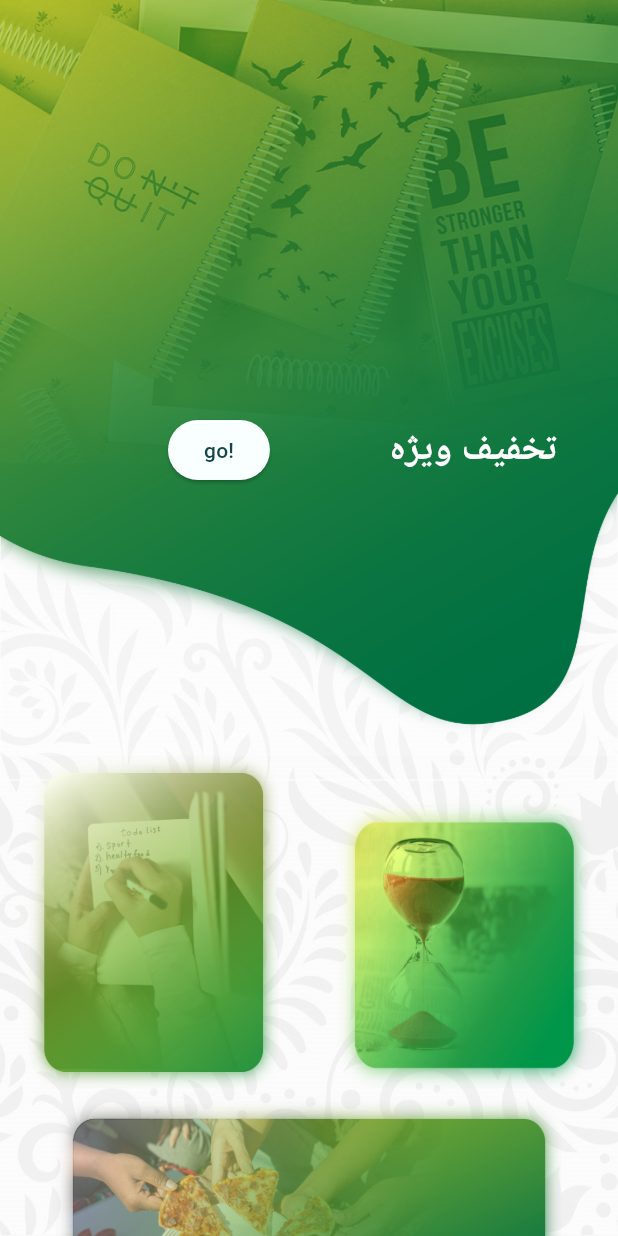
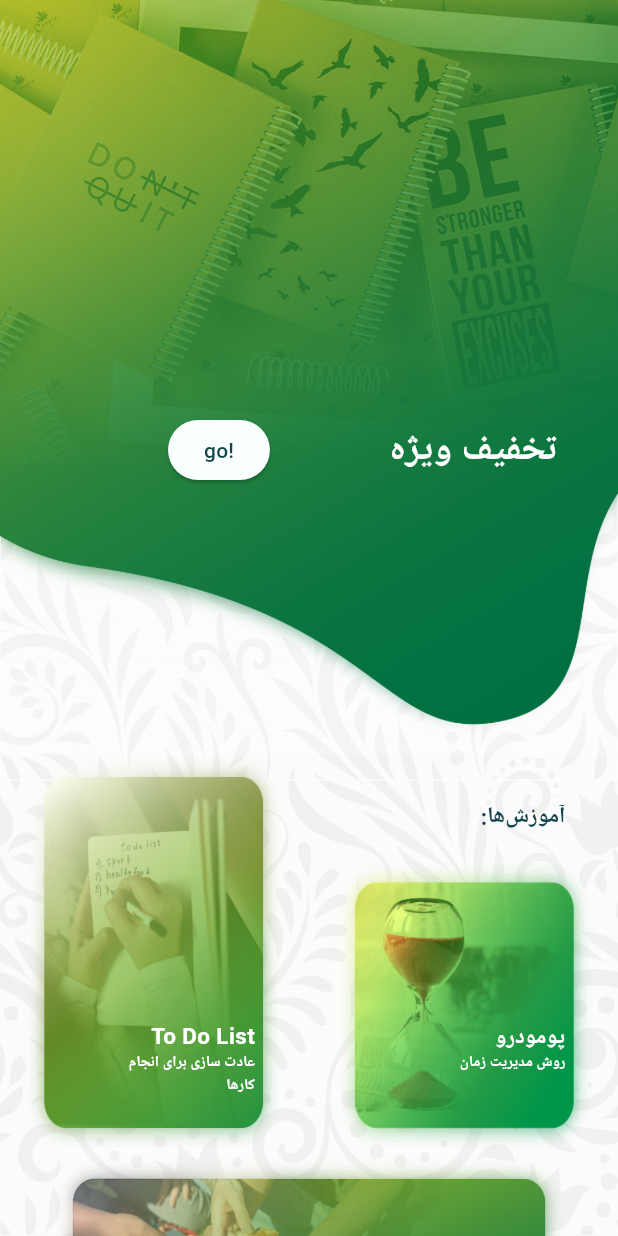
Before and after one commit to Sina2748/todoey, a Flutter app: the TabBarLearn screen opened directly, on a phone screen of 412 x 824 dp. Run offline on Flutter 3.47's test engine with Material 2 defaults, Android fonts, the phone set to English and light mode, and no system bars; our stand-ins replace audioplayers, device_info_plus, flutter_local_notifications, google_fonts, introduction_screen, sensors_plus and 4 more; missing offline and left inert: flutter_background_service, flutter_background_service_android; accounts and stored records are empty; Roboto replaces fonts that are missing (Lemonada).

```diff
--- a/lib/tabviews/learn.dart
+++ b/lib/tabviews/learn.dart
@@ -20,16 +20,16 @@ class TabBarLearn extends StatefulWidget {
 class _TabBarLearnState extends State<TabBarLearn> {
   String heroImgUrl = 'assets/images/hero/hero.png';
   String heroImgBlurUrl = 'assets/images/hero/hero-shadow.png';
-
   String imgUrl = 'assets/images/af.jpg';
   String imgBlurUrl = 'assets/images/blur af.png';
-
   String b1ImgUrl = 'assets/images/hero/B1.png';
   String b1ImgBlurUrl = 'assets/images/hero/B1S.png';
   String b2ImgUrl = 'assets/images/hero/B2.png';
   String b2ImgBlurUrl = 'assets/images/hero/B2S.png';
   String b3ImgUrl = 'assets/images/hero/B3.png';
   String b3ImgBlurUrl = 'assets/images/hero/B3S.png';
+  String b4ImgUrl = 'assets/images/hero/B5.png';
+  String b4ImgBlurUrl = 'assets/images/hero/B5S.png';
 
   double initX = 0.0, initY = 0.0;
   var top;
@@ -53,9 +53,179 @@ class _TabBarLearnState extends State<TabBarLearn> {
                 }
 
                 return Column(
-                  mainAxisAlignment: MainAxisAlignment.start,
+                  mainAxisAlignment: MainAxisAlignment.center,
+                  children: [
+                    headerFooterImage(
+                      AAA: Positioned(
+                        bottom: 100,
+                        right: 20,
+                        child: Container(
+                          padding: EdgeInsets.all(20),
+                          alignment: Alignment.center,
+                          height: 200,
+                          width: 300,
+                          child: Row(
+                            children: [
+                              ElevatedButton(
+                                onPressed: () {},
+                                child: Text('go!'),
+                              ),
+                              Spacer(),
+                              Text(
+                                'تخفیف ويژه',
+                                textDirection: TextDirection.rtl,
+                                textAlign: TextAlign.center,
+                                style: GoogleFonts.lemonada(
+                                    textStyle: TextStyle(
+                                  fontSize: 25,
+                                  color:
+                                      Theme.of(context).colorScheme.onPrimary,
+                                  fontWeight: FontWeight.w600,
+                                )),
+                              ),
+                            ],
+                          ),
+                        ),
+                      ),
+                      initX: initX,
+                      initY: initY,
+                      picblur: heroImgBlurUrl,
+                      pic: heroImgUrl,
+                    ),
+                    //thubnails
+                    Padding(
+                      padding: const EdgeInsets.symmetric(horizontal: 15.0),
+                      child: Row(
+                        crossAxisAlignment: CrossAxisAlignment.end,
+                        mainAxisAlignment: MainAxisAlignment.spaceBetween,
                         children: [
                           Container(
+                            // color: Colors.redAccent,
+                            child: imageStack(
+                                line1: 'To Do List',
+                                line2: 'عادت سازی برای انجام',
+                                line3: 'کارها',
+                                width: 175,
+                                height: 270,
+                                initX: initX,
+                                initY: initY,
+                                bImgBlurUrl: b1ImgBlurUrl,
+                                bImgUrl: b1ImgUrl),
+                          ),
+                          Container(
+                            // color: Colors.green,
+                            alignment: Alignment.bottomCenter,
+                            child: Column(
+                              crossAxisAlignment: CrossAxisAlignment.end,
+                              children: [
+                                Container(
+                                  padding: EdgeInsets.symmetric(vertical: 15),
+                                  margin: EdgeInsets.symmetric(horizontal: 20),
+                                  // color: Colors.red,
+                                  child: Text(
+                                    'آموزش‌ها:      ',
+                                    textDirection: TextDirection.rtl,
+                                    // textAlign: TextAlign.center,
+                                    style: GoogleFonts.lemonada(
+                                        textStyle: TextStyle(
+                                      fontSize: 15,
+                                      color:
+                                          Theme.of(context).colorScheme.primary,
+                                      fontWeight: FontWeight.w600,
+                                    )),
+                                  ),
+                                ),
+                                imageStack(
+                                    line1: 'پومودرو',
+                                    line2: 'روش مدیریت زمان',
+                                    width: 175,
+                                    height: 200,
+                                    initX: initX,
+                                    initY: initY,
+                                    bImgBlurUrl: b2ImgBlurUrl,
+                                    bImgUrl: b2ImgUrl),
+                              ],
+                            ),
+                          ),
+                        ],
+                      ),
+                    ),
+                    Container(
+                      padding: const EdgeInsets.symmetric(horizontal: 15.0),
+
+                      // color: Colors.red,
+                      child: imageStack(
+                          line1: "ji",
+                          line2: "ji",
+                          line3: "",
+                          width: 350,
+                          height: 175,
+                          initX: initX,
+                          initY: initY,
+                          bImgBlurUrl: b3ImgBlurUrl,
+                          bImgUrl: b3ImgUrl),
+                    ),
+                    //Ending
+                    headerFooterImage(
+                      AAA: Positioned(
+                        bottom: 100,
+                        right: 20,
+                        child: Container(
+                          padding: EdgeInsets.all(20),
+                          alignment: Alignment.center,
+                          height: 200,
+                          width: 300,
+                          child: Row(
+                            children: [
+                              Text(
+                                'تخفیف ويژه',
+                                textDirection: TextDirection.rtl,
+                                textAlign: TextAlign.center,
+                                style: GoogleFonts.lemonada(
+                                    textStyle: TextStyle(
+                                  fontSize: 25,
+                                  color:
+                                      Theme.of(context).colorScheme.onPrimary,
+                                  fontWeight: FontWeight.w600,
+                                )),
+                              ),
+                            ],
+                          ),
+                        ),
+                      ),
+                      initX: initX,
+                      initY: initY,
+                      picblur: b4ImgBlurUrl,
+                      pic: b4ImgUrl,
+                    ),
+                  ],
+                );
+              }),
+        ),
+      ),
+    );
+  }
+}
+
+class headerFooterImage extends StatelessWidget {
+  const headerFooterImage({
+    Key? key,
+    required this.initX,
+    required this.initY,
+    required this.picblur,
+    required this.pic,
+    required this.AAA,
+  }) : super(key: key);
+
+  final double initX;
+  final double initY;
+  final String picblur;
+  final String pic;
+  final dynamic AAA;
+
+  @override
+  Widget build(BuildContext context) {
+    return Container(
       width: double.infinity,
       height: 500,
       // color: Colors.red,
@@ -63,8 +233,7 @@ class _TabBarLearnState extends State<TabBarLearn> {
         clipBehavior: Clip.none,
         children: [
           Positioned(
-                            left: 0 - initX * 1.9 < 10.0 &&
-                                    0 - initX * 1.9 > -10.0
+            left: 0 - initX * 1.9 < 10.0 && 0 - initX * 1.9 > -10.0
                 ? 0 - initX * 1.9
                 : 0 - initX * 1.9 > 10.0
                     ? 10.0
@@ -94,18 +263,16 @@ class _TabBarLearnState extends State<TabBarLearn> {
                         // width: 380,
                         // height: 200,
                         decoration: BoxDecoration(
-                                          border: Border.all(
-                                              color: Colors.white, width: 0),
+                          border: Border.all(color: Colors.white, width: 0),
                           image: DecorationImage(
                             opacity: 0.8,
                             colorFilter: ColorFilter.mode(
                                 Colors.white.withOpacity(.2),
                                 BlendMode.srcOver),
-                                            image: AssetImage(heroImgBlurUrl),
+                            image: AssetImage(picblur),
                             fit: BoxFit.fitWidth,
                           ),
-                                          borderRadius:
-                                              BorderRadius.circular(0),
+                          borderRadius: BorderRadius.circular(0),
                         ),
                       ),
                     ),
@@ -122,8 +289,7 @@ class _TabBarLearnState extends State<TabBarLearn> {
             child: Center(
               child: GestureDetector(
                 onTap: () {
-                                  Navigator.pushNamed(
-                                      context, '/pomodoroteachingscreen');
+                  Navigator.pushNamed(context, '/pomodoroteachingscreen');
                 },
                 child: Container(
                   // width: 400,
@@ -131,7 +297,7 @@ class _TabBarLearnState extends State<TabBarLearn> {
                   decoration: BoxDecoration(
                     // border: Border.all(color: Colors.white, width: 2),
                     image: DecorationImage(
-                                      image: AssetImage(heroImgUrl),
+                      image: AssetImage(pic),
                       fit: BoxFit.fitWidth,
                       isAntiAlias: true,
                     ),
@@ -141,87 +307,8 @@ class _TabBarLearnState extends State<TabBarLearn> {
               ),
             ),
           ),
-                          Positioned(
-                            bottom: 100,
-                            right: 20,
-                            child: Container(
-                              padding: EdgeInsets.all(20),
-                              alignment: Alignment.center,
-                              height: 200,
-                              width: 300,
-                              child: Row(
-                                children: [
-                                  ElevatedButton(
-                                    onPressed: () {},
-                                    child: Text('go!'),
-                                  ),
-                                  Spacer(),
-                                  Text(
-                                    'تخفیف ويژه',
-                                    textDirection: TextDirection.rtl,
-                                    textAlign: TextAlign.center,
-                                    style: GoogleFonts.lemonada(
-                                        textStyle: TextStyle(
-                                      fontSize: 25,
-                                      color: Theme.of(context)
-                                          .colorScheme
-                                          .onPrimary,
-                                      fontWeight: FontWeight.w600,
-                                    )),
-                                  ),
+          AAA,
         ],
-                              ),
-                            ),
-                          )
-                        ],
-                      ),
-                    ),
-                    Padding(
-                      padding: const EdgeInsets.symmetric(horizontal: 15.0),
-                      child: Row(
-                        crossAxisAlignment: CrossAxisAlignment.end,
-                        mainAxisAlignment: MainAxisAlignment.spaceBetween,
-                        children: [
-                          Container(
-                            // color: Colors.redAccent,
-                            child: imageStack(
-                                width: 175,
-                                height: 230,
-                                initX: initX,
-                                initY: initY,
-                                bImgBlurUrl: b1ImgBlurUrl,
-                                bImgUrl: b1ImgUrl),
-                          ),
-                          Container(
-                            // color: Colors.red,
-                            alignment: Alignment.bottomCenter,
-                            child: imageStack(
-                                width: 175,
-                                height: 200,
-                                initX: initX,
-                                initY: initY,
-                                bImgBlurUrl: b2ImgBlurUrl,
-                                bImgUrl: b2ImgUrl),
-                          ),
-                        ],
-                      ),
-                    ),
-                    Container(
-                      padding: const EdgeInsets.symmetric(horizontal: 15.0),
-
-                      // color: Colors.red,
-                      child: imageStack(
-                          width: 350,
-                          height: 175,
-                          initX: initX,
-                          initY: initY,
-                          bImgBlurUrl: b3ImgBlurUrl,
-                          bImgUrl: b3ImgUrl),
-                    ),
-                  ],
-                );
-              }),
-        ),
       ),
     );
   }
@@ -236,6 +323,9 @@ class imageStack extends StatelessWidget {
     required this.initY,
     required this.bImgBlurUrl,
     required this.bImgUrl,
+    required this.line1,
+    required this.line2,
+    this.line3 = "",
   }) : super(key: key);
   final double width;
   final double height;
@@ -243,8 +333,11 @@ class imageStack extends StatelessWidget {
   final double initY;
   final String bImgBlurUrl;
   final String bImgUrl;
+  final String line1;
+  final String line2;
+  final String line3;
 
-  final double lim = 50.0;
+  final double lim = 10.0;
   final double a = 1.9;
   @override
   Widget build(BuildContext context) {
@@ -279,12 +372,12 @@ class imageStack extends StatelessWidget {
                   : -0 + initY * a,
           child: Container(
             child: Container(
-              width: width - 5,
-              height: height - 5,
+              width: width - 10,
+              height: height - 10,
               decoration: BoxDecoration(
                 borderRadius: BorderRadius.circular(20),
                 image: DecorationImage(
-                  opacity: 0.9,
+                  opacity: 0.7,
                   image: AssetImage(bImgBlurUrl),
                   fit: BoxFit.fill,
                 ),
@@ -313,6 +406,51 @@ class imageStack extends StatelessWidget {
             ),
           ),
         ),
+        Positioned(
+          bottom: 40,
+          right: 20,
+          child: Container(
+            // color: Colors.red,
+            child: Column(
+              crossAxisAlignment: CrossAxisAlignment.end,
+              children: [
+                Text(
+                  '$line1',
+                  textDirection: TextDirection.rtl,
+                  textAlign: TextAlign.end,
+                  style: GoogleFonts.lemonada(
+                      textStyle: TextStyle(
+                    fontSize: 15,
+                    color: Theme.of(context).colorScheme.onPrimary,
+                    fontWeight: FontWeight.w600,
+                  )),
+                ),
+                Text(
+                  '$line2',
+                  textDirection: TextDirection.rtl,
+                  // textAlign: TextAlign.center,
+                  style: GoogleFonts.lemonada(
+                      textStyle: TextStyle(
+                    fontSize: 10,
+                    color: Theme.of(context).colorScheme.onPrimary,
+                    fontWeight: FontWeight.w600,
+                  )),
+                ),
+                Text(
+                  '$line3',
+                  textDirection: TextDirection.rtl,
+                  // textAlign: TextAlign.center,
+                  style: GoogleFonts.lemonada(
+                      textStyle: TextStyle(
+                    fontSize: 10,
+                    color: Theme.of(context).colorScheme.onPrimary,
+                    fontWeight: FontWeight.w600,
+                  )),
+                ),
+              ],
+            ),
+          ),
+        )
       ],
     );
   }
```
Also changed, not shown: assets/images/hero/B5.png (added), assets/images/hero/B5S.png (added). Lines whose indentation alone changed are shown as unchanged.
